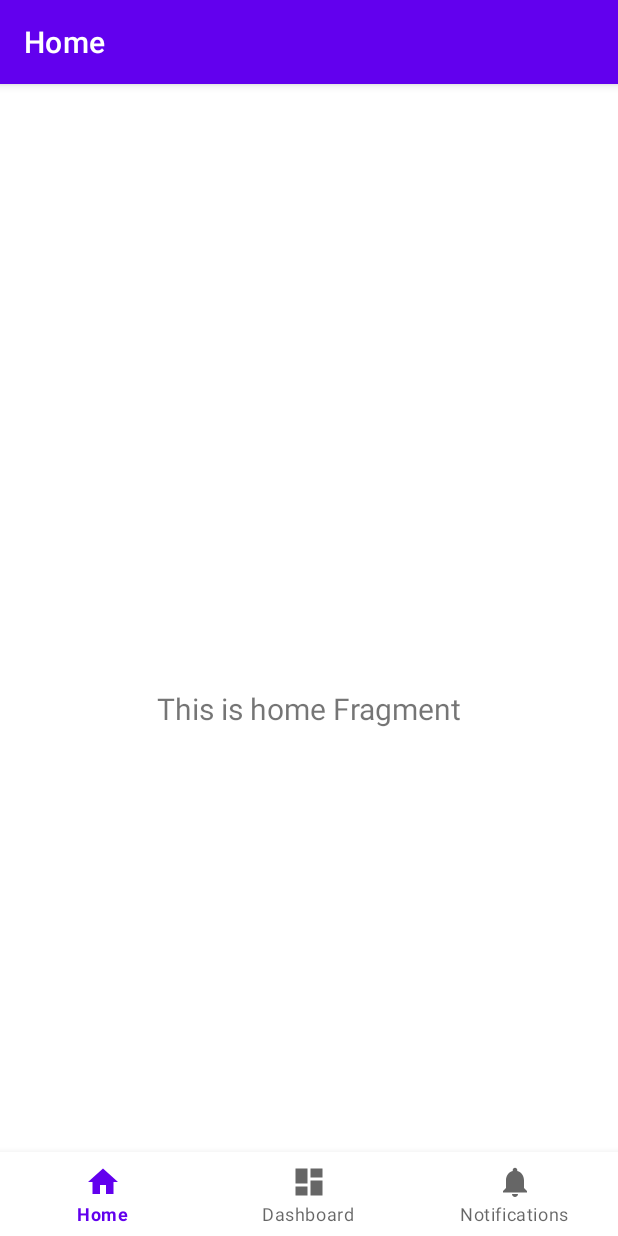
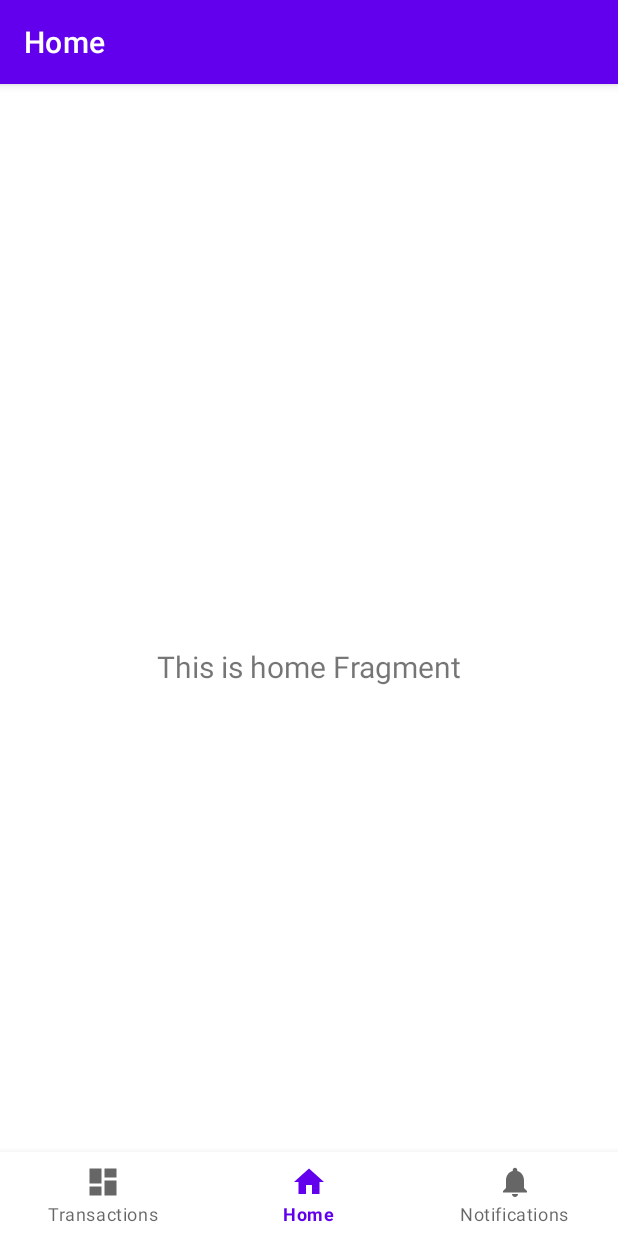
Before and after one commit to farizkik/IF3210-2024-Android-AMW, an Android app: the screen it shows after launch (MainActivity), on a phone screen of 412 x 824 dp. Run offline under Robolectric (Android 15) with nearby library versions, the phone set to English and light mode, and no system bars; our stand-ins replace navigation-ui.

Commit message:
feat: main activity designs

```diff
--- a/app/src/main/res/layout/activity_main.xml
+++ b/app/src/main/res/layout/activity_main.xml
@@ -1,6 +1,7 @@
 <?xml version="1.0" encoding="utf-8"?>
 <androidx.constraintlayout.widget.ConstraintLayout xmlns:android="http://schemas.android.com/apk/res/android"
     xmlns:app="http://schemas.android.com/apk/res-auto"
+    xmlns:tools="http://schemas.android.com/tools"
     android:id="@+id/container"
     android:layout_width="match_parent"
     android:layout_height="match_parent"
@@ -10,8 +11,6 @@
         android:id="@+id/nav_view"
         android:layout_width="0dp"
         android:layout_height="wrap_content"
-        android:layout_marginStart="0dp"
-        android:layout_marginEnd="0dp"
         android:background="?android:attr/windowBackground"
         app:layout_constraintBottom_toBottomOf="parent"
         app:layout_constraintLeft_toLeftOf="parent"
@@ -22,12 +21,14 @@
         android:id="@+id/nav_host_fragment_activity_main"
         android:name="androidx.navigation.fragment.NavHostFragment"
         android:layout_width="match_parent"
-        android:layout_height="match_parent"
+        android:layout_height="0dp"
         app:defaultNavHost="true"
-        app:layout_constraintBottom_toTopOf="@id/nav_view"
+        app:layout_constraintBottom_toTopOf="@+id/nav_view"
+        app:layout_constraintHorizontal_bias="0.0"
         app:layout_constraintLeft_toLeftOf="parent"
         app:layout_constraintRight_toRightOf="parent"
         app:layout_constraintTop_toTopOf="parent"
+        app:layout_constraintVertical_bias="0.0"
         app:navGraph="@navigation/mobile_navigation" />
 
 </androidx.constraintlayout.widget.ConstraintLayout>
--- a/app/src/main/res/menu/bottom_nav_menu.xml
+++ b/app/src/main/res/menu/bottom_nav_menu.xml
@@ -1,5 +1,10 @@
 <?xml version="1.0" encoding="utf-8"?>
 <menu xmlns:android="http://schemas.android.com/apk/res/android">
+
+    <item
+        android:id="@+id/navigation_dashboard"
+        android:icon="@drawable/ic_dashboard_black_24dp"
+        android:title="Transactions" />
 
     <item
         android:id="@+id/navigation_home"
@@ -7,11 +12,6 @@
         android:title="@string/title_home" />
 
     <item
-        android:id="@+id/navigation_dashboard"
-        android:icon="@drawable/ic_dashboard_black_24dp"
-        android:title="@string/title_dashboard" />
-
-    <item
         android:id="@+id/navigation_notifications"
         android:icon="@drawable/ic_notifications_black_24dp"
         android:title="@string/title_notifications" />
--- a/app/src/main/res/values/dimens.xml
+++ b/app/src/main/res/values/dimens.xml
@@ -2,4 +2,5 @@
     <!-- Default screen margins, per the Android Design guidelines. -->
     <dimen name="activity_horizontal_margin">16dp</dimen>
     <dimen name="activity_vertical_margin">16dp</dimen>
+    <dimen name="standard_margin">8dp</dimen>
 </resources>
--- a/app/src/main/res/values/strings.xml
+++ b/app/src/main/res/values/strings.xml
@@ -3,4 +3,6 @@
     <string name="title_home">Home</string>
     <string name="title_dashboard">Dashboard</string>
     <string name="title_notifications">Notifications</string>
+    <!-- TODO: Remove or change this placeholder text -->
+    <string name="hello_blank_fragment">Hello blank fragment</string>
 </resources>
```
Also changed, not shown: app/src/main/res/values/styles.xml (added, +16 -0 lines).
